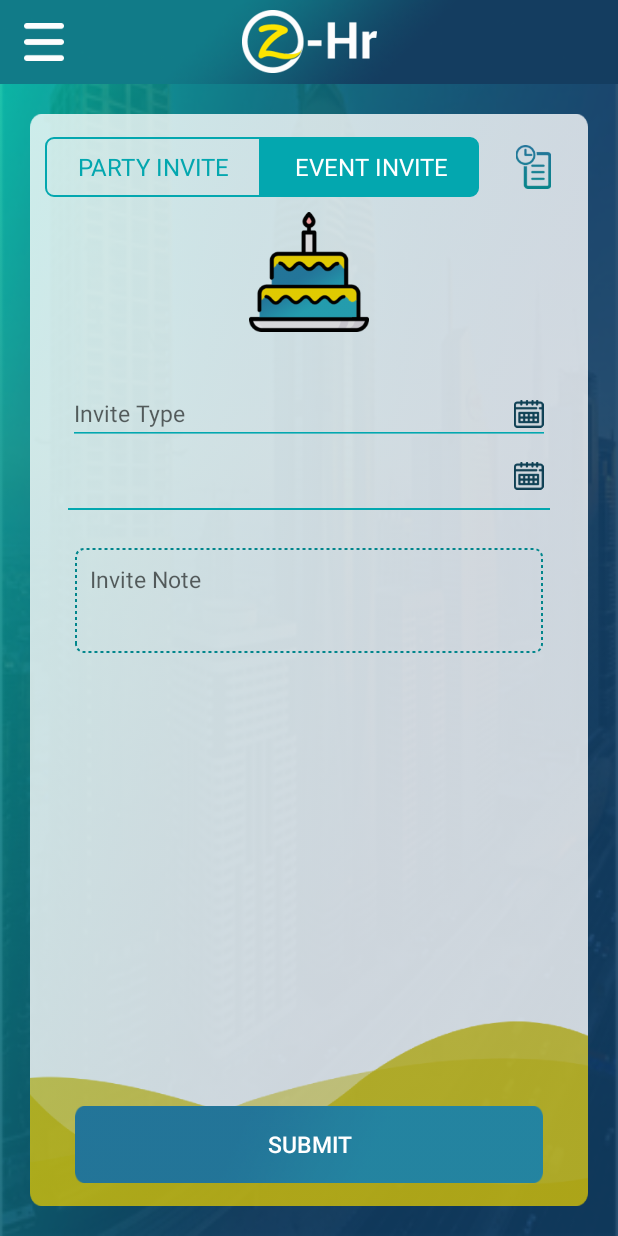
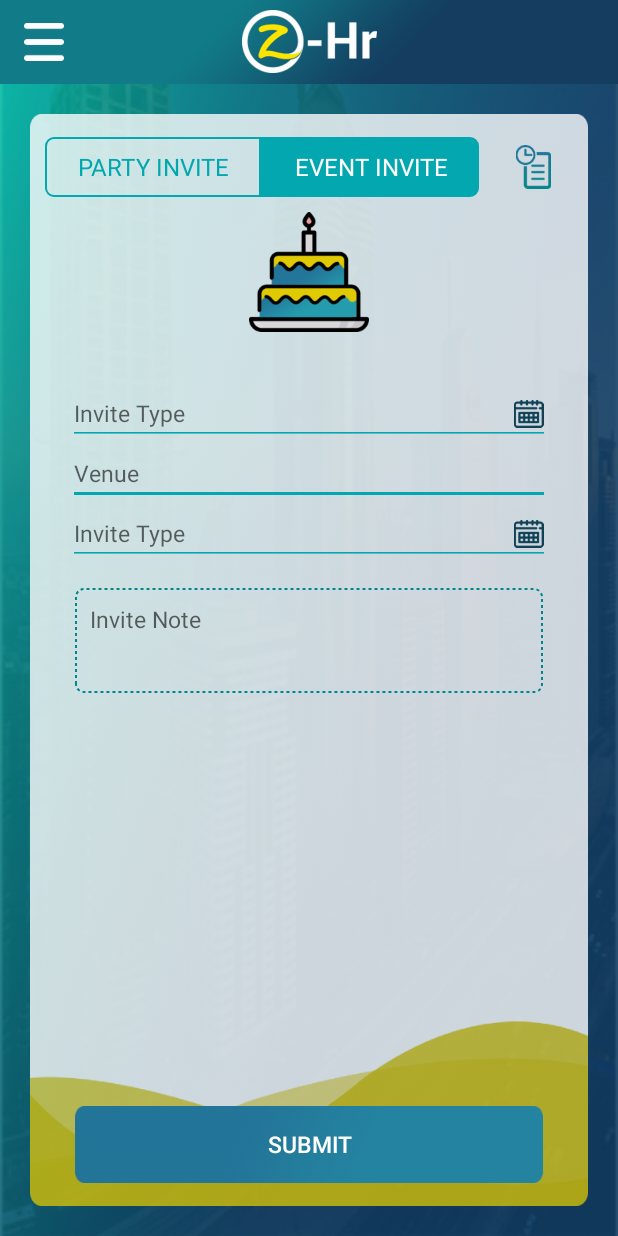
Before and after one commit to sixscorpions/Zhour, an Android app: the fragment PartyAndIEventInviteFragment placed in its activity, after a tap on "EVENT INVITE", on a phone screen of 412 x 824 dp. Run offline under Robolectric (Android 15) with nearby library versions, the phone set to English and light mode, and no system bars; our stand-ins replace ButterKnife, Picasso; pictures from the network do not load; 1 statement that could not run was skipped; 2 other taps on this screen came first.

Commit message:
Fixed event invite submition and changed spelling mistake in the boarder.

```diff
--- a/app/src/main/java/com/zhour/fragments/PartyAndIEventInviteFragment.java
+++ b/app/src/main/java/com/zhour/fragments/PartyAndIEventInviteFragment.java
@@ -118,14 +118,12 @@ public class PartyAndIEventInviteFragment extends Fragment implements IAsyncCall
     @BindView(R.id.iv_occasions)
     ImageView iv_occations;
 
-    @BindView(R.id.view_et_date)
-    View view_et_date;
-
-
     @BindView(R.id.et_party_date)
     EditText et_party_date;
     @BindView(R.id.et_event_invite_types)
     EditText et_event_invite_types;
+    @BindView(R.id.et_event_venue)
+    EditText et_event_venue;
 
     @BindView(R.id.et_invite_types)
     EditText et_invite_types;
@@ -376,8 +374,8 @@ public class PartyAndIEventInviteFragment extends Fragment implements IAsyncCall
         Utility.hideSoftKeyboard(mParent, tv_event_invite);
         scroll_view.setVisibility(View.VISIBLE);
         btn_submit.setVisibility(View.VISIBLE);
-        view_et_date.setVisibility(View.VISIBLE);
         et_event_invite_types.setVisibility(View.VISIBLE);
+        et_event_venue.setVisibility(View.VISIBLE);
         iv_date.setImageDrawable(Utility.getDrawable(mParent, R.drawable.ic_date));
         rl_parent.setVisibility(View.VISIBLE);
         ll_list_parent.setVisibility(View.GONE);
@@ -398,12 +396,12 @@ public class PartyAndIEventInviteFragment extends Fragment implements IAsyncCall
         Utility.hideSoftKeyboard(mParent, tv_party_invite);
         scroll_view.setVisibility(View.VISIBLE);
         btn_submit.setVisibility(View.VISIBLE);
-        view_et_date.setVisibility(View.GONE);
         iv_date.setImageDrawable(Utility.getDrawable(mParent, R.drawable.ic_date));
         rl_parent.setVisibility(View.VISIBLE);
         ll_list_parent.setVisibility(View.GONE);
         et_date.setVisibility(View.GONE);
         et_event_invite_types.setVisibility(View.GONE);
+        et_event_venue.setVisibility(View.GONE);
         ll_party_invite.setVisibility(View.VISIBLE);
         tv_party_invite.setBackground(Utility.getDrawable(mParent, R.drawable.rectangel_edit_fill_left));
         tv_party_invite.setTextColor(Utility.getColor(mParent, R.color.colorWhite));
@@ -497,7 +495,7 @@ public class PartyAndIEventInviteFragment extends Fragment implements IAsyncCall
             linkedHashMap.put("eventdate", et_date.getText().toString());
             linkedHashMap.put("eventtime", "00:00");
             linkedHashMap.put("invitenote", et_invite_note.getText().toString());
-            linkedHashMap.put("venue", "");
+            linkedHashMap.put("venue", et_event_venue.getText().toString());
             linkedHashMap.put("communityid", Utility.getSharedPrefStringData(mParent, Constants.COMMUNITY_ID));
             linkedHashMap.put("residentid", Utility.getSharedPrefStringData(mParent, Constants.RESIDENT_ID));
 
@@ -543,7 +541,7 @@ public class PartyAndIEventInviteFragment extends Fragment implements IAsyncCall
             Utility.setSnackBar(mParent, et_venue, "Please enter venue");
             et_party_date.requestFocus();
         } else if (Utility.isValueNullOrEmpty(et_invite_note.getText().toString().trim())) {
-            Utility.setSnackBar(mParent, et_invite_note, "Please enter venue");
+            Utility.setSnackBar(mParent, et_invite_note, "Please enter invite note");
             et_party_date.requestFocus();
         } else {
             isValidated = true;
@@ -560,7 +558,10 @@ public class PartyAndIEventInviteFragment extends Fragment implements IAsyncCall
             Utility.setSnackBar(mParent, et_date, "Please select date");
             et_date.requestFocus();
         } else if (Utility.isValueNullOrEmpty(et_invite_note.getText().toString().trim())) {
-            Utility.setSnackBar(mParent, et_invite_note, "Please enter venue");
+            Utility.setSnackBar(mParent, et_invite_note, "Please enter invite note");
+            et_party_date.requestFocus();
+        } else if (Utility.isValueNullOrEmpty(et_event_venue.getText().toString().trim())) {
+            Utility.setSnackBar(mParent, et_event_venue, "Please enter venue");
             et_party_date.requestFocus();
         } else {
             isValidated = true;
@@ -653,6 +654,8 @@ public class PartyAndIEventInviteFragment extends Fragment implements IAsyncCall
     private void clearDataForEvent() {
         et_event_invite_types.setText("");
         et_date.setText("");
+        et_invite_note.setText("");
+        et_event_venue.setText("");
         contactsListModel = null;
     }
 
--- a/app/src/main/res/layout/fragment_party_and_ievent_invite.xml
+++ b/app/src/main/res/layout/fragment_party_and_ievent_invite.xml
@@ -130,36 +130,42 @@
                     android:visibility="visible" />
 
                 <EditText
-                    android:id="@+id/et_date"
+                    android:id="@+id/et_event_venue"
                     android:layout_width="match_parent"
-                    android:layout_height="wrap_content"
+                    android:layout_height="@dimen/_40dp"
                     android:layout_below="@+id/et_event_invite_types"
                     android:layout_marginEnd="@dimen/_25dp"
                     android:layout_marginStart="@dimen/_25dp"
-                    android:backgroundTint="@color/transparent"
-                    android:drawableEnd="@drawable/ic_calender"
-                    android:focusable="false"
-                    android:focusableInTouchMode="true"
+                    android:backgroundTint="@color/colorPrimary"
+                    android:hint="@string/venue"
+                    android:inputType="textCapSentences"
                     android:lines="1"
                     android:textColor="@color/text_color"
                     android:textSize="@dimen/_15sp"
                     android:visibility="visible" />
 
-                <View
-                    android:id="@+id/view_et_date"
+                <EditText
+                    android:id="@+id/et_date"
                     android:layout_width="match_parent"
-                    android:layout_height="@dimen/_1dp"
-                    android:layout_below="@+id/et_date"
-                    android:layout_marginBottom="@dimen/_10dp"
+                    android:layout_height="@dimen/_40dp"
+                    android:layout_below="@+id/et_event_venue"
                     android:layout_marginEnd="@dimen/_25dp"
                     android:layout_marginStart="@dimen/_25dp"
-                    android:background="@color/colorPrimary" />
+                    android:backgroundTint="@color/colorPrimary"
+                    android:drawableEnd="@drawable/ic_calender"
+                    android:focusable="false"
+                    android:focusableInTouchMode="false"
+                    android:hint="@string/invite_type"
+                    android:lines="1"
+                    android:textColor="@color/text_color"
+                    android:textSize="@dimen/_15sp"
+                    android:visibility="visible" />
 
                 <LinearLayout
                     android:id="@+id/ll_party_invite"
                     android:layout_width="match_parent"
                     android:layout_height="wrap_content"
-                    android:layout_below="@+id/view_et_date"
+                    android:layout_below="@+id/et_date"
                     android:layout_marginEnd="@dimen/_25dp"
                     android:layout_marginStart="@dimen/_25dp"
                     android:layout_marginTop="@dimen/_10dp"
@@ -284,16 +290,16 @@
                 <EditText
                     android:id="@+id/et_invite_note"
                     android:layout_width="match_parent"
-                    android:layout_height="@dimen/_70dp"
+                    android:layout_height="wrap_content"
                     android:layout_below="@+id/ll_party_invite"
                     android:layout_marginBottom="@dimen/_15dp"
                     android:layout_marginEnd="@dimen/_30dp"
                     android:layout_marginStart="@dimen/_30dp"
                     android:layout_marginTop="@dimen/_15dp"
-                    android:background="@drawable/dotted_rectangel_boarder"
+                    android:background="@drawable/dotted_rectangle_boarder"
                     android:gravity="start|top"
                     android:hint="@string/invite_note"
-                    android:lines="4"
+                    android:minHeight="@dimen/_70dp"
                     android:padding="@dimen/_10dp"
                     android:textColor="@color/text_color"
                     android:textSize="@dimen/_15sp" />
```
Also changed, not shown: app/src/main/res/drawable/dotted_rectangle_boarder.xml (renamed from app/src/main/res/drawable/dotted_rectangel_boarder.xml).
